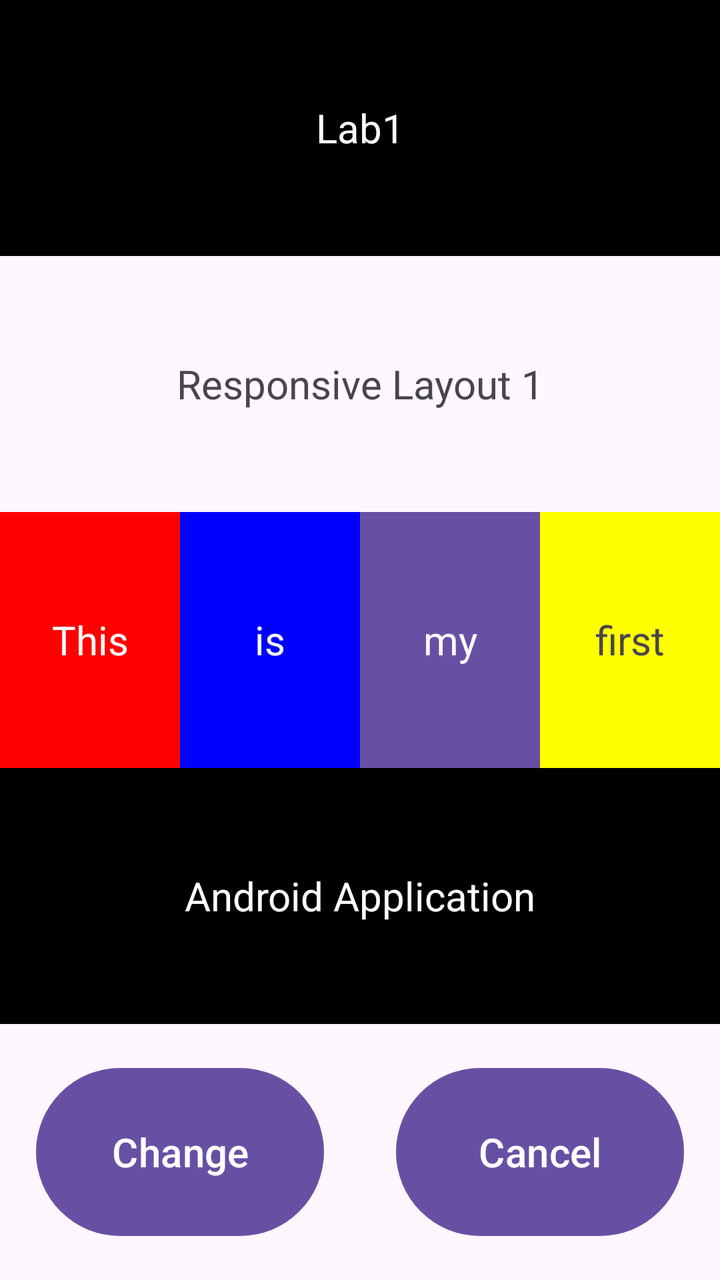
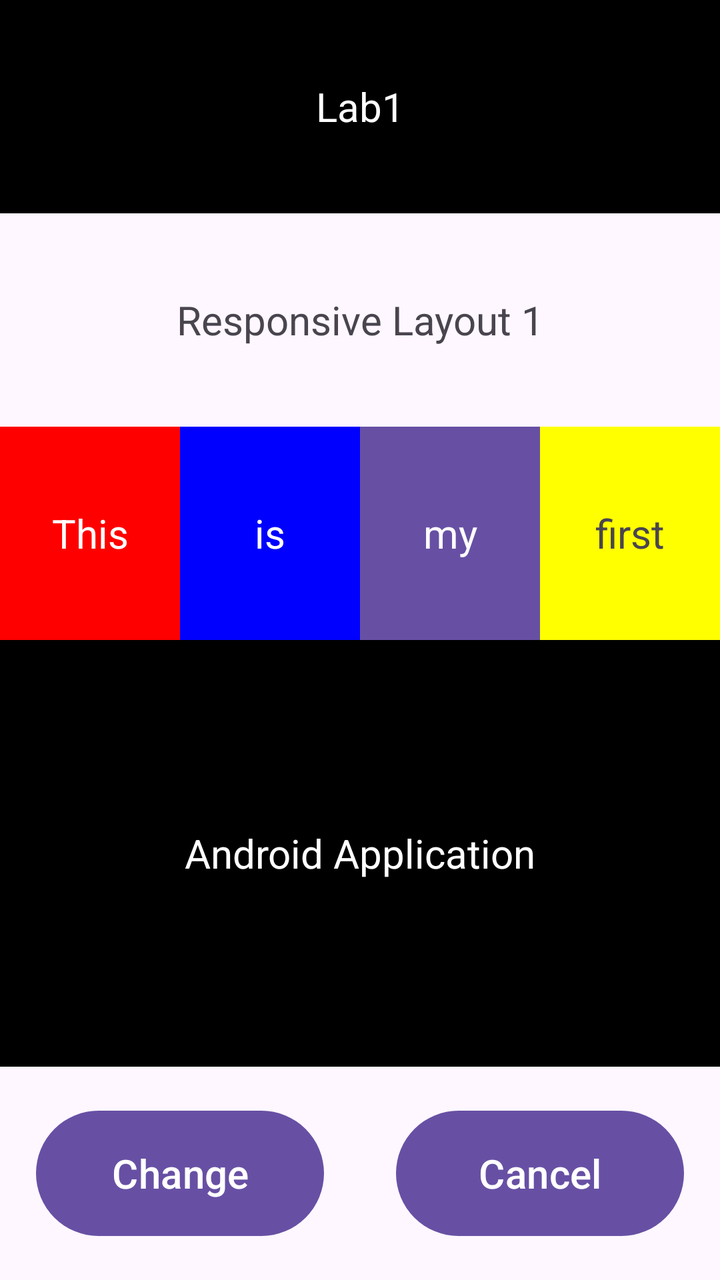

Compare the two renders of this Android layout. The source of the first and the diff that turns it into the second are given below.
<!-- AndroidManifest.xml: application theme Theme.Part2_ConstraintLayout -->
<!-- res/layout/activity_main.xml -->
<?xml version="1.0" encoding="utf-8"?>
<androidx.constraintlayout.widget.ConstraintLayout xmlns:android="http://schemas.android.com/apk/res/android"
    xmlns:app="http://schemas.android.com/apk/res-auto"
    xmlns:tools="http://schemas.android.com/tools"
    android:id="@+id/main"
    android:layout_width="match_parent"
    android:layout_height="match_parent"
    tools:context=".MainActivity">

    <TextView
        android:id="@+id/textLab1"
        android:layout_width="match_parent"
        android:layout_height="0dp"
        android:layout_weight="1"
        android:gravity="center"
        android:textColor="@color/white"
        android:background="@color/black"
        android:textSize="20sp"
        android:text="Lab1"
        app:layout_constraintTop_toTopOf="parent"
        app:layout_constraintStart_toStartOf="parent"
        app:layout_constraintEnd_toEndOf="parent"
        app:layout_constraintBottom_toTopOf="@+id/textResponsive"/>
    <TextView
        android:id="@+id/textResponsive"
        android:layout_width="match_parent"
        android:layout_height="0dp"
        android:layout_weight="1"
        android:gravity="center"
        android:textSize="20sp"
        android:text="Responsive Layout 1"
        app:layout_constraintTop_toBottomOf="@+id/textLab1"
        app:layout_constraintStart_toStartOf="parent"
        app:layout_constraintEnd_toEndOf="parent"
        app:layout_constraintBottom_toTopOf="@+id/layoutFirst" />
    <androidx.constraintlayout.widget.ConstraintLayout
        android:id="@+id/layoutFirst"
        android:layout_width="match_parent"
        android:layout_height="0dp"
        android:layout_weight="1"
        android:orientation="horizontal"
        app:layout_constraintTop_toBottomOf="@+id/textResponsive"
        app:layout_constraintStart_toStartOf="parent"
        app:layout_constraintEnd_toEndOf="parent"
        app:layout_constraintBottom_toTopOf="@+id/textApp">
        <TextView
            android:id="@+id/textThis"
            android:layout_width="0dp"
            android:layout_height="match_parent"
            android:layout_weight="1"
            android:background="@color/red"
            android:textColor="@color/white"
            android:textSize="20sp"
            android:gravity="center"
            android:text="This"
            app:layout_constraintTop_toTopOf="parent"
            app:layout_constraintStart_toStartOf="parent"
            app:layout_constraintEnd_toStartOf="@id/textIs"
            app:layout_constraintBottom_toBottomOf="parent"/>
        <TextView
            android:id="@+id/textIs"
            android:layout_width="0dp"
            android:layout_height="match_parent"
            android:layout_weight="1"
            android:background="@color/blue"
            android:textColor="@color/white"
            android:textSize="20sp"
            android:gravity="center"
            android:text="is"
            app:layout_constraintTop_toTopOf="parent"
            app:layout_constraintStart_toEndOf="@id/textThis"
            app:layout_constraintEnd_toStartOf="@id/textMy"
            app:layout_constraintBottom_toBottomOf="parent"/>
        <TextView
            android:id="@+id/textMy"
            android:layout_width="0dp"
            android:layout_height="match_parent"
            android:layout_weight="1"
            android:background="@color/purple"
            android:textColor="@color/white"
            android:textSize="20sp"
            android:gravity="center"
            android:text="my"
            app:layout_constraintTop_toTopOf="parent"
            app:layout_constraintStart_toEndOf="@id/textIs"
            app:layout_constraintEnd_toStartOf="@id/textFirst"
            app:layout_constraintBottom_toBottomOf="parent"/>
        <TextView
            android:id="@+id/textFirst"
            android:layout_width="0dp"
            android:layout_height="match_parent"
            android:layout_weight="1"
            android:background="@color/yellow"
            android:textSize="20sp"
            android:gravity="center"
            android:text="first"
            app:layout_constraintTop_toTopOf="parent"
            app:layout_constraintStart_toEndOf="@id/textMy"
            app:layout_constraintEnd_toEndOf="parent"
            app:layout_constraintBottom_toBottomOf="parent"/>
    </androidx.constraintlayout.widget.ConstraintLayout>
    <TextView
        android:id="@+id/textApp"
        android:layout_width="match_parent"
        android:layout_height="0dp"
        android:layout_weight="2"
        android:textColor="@color/white"
        android:background="@color/black"
        android:textSize="20sp"
        android:gravity="center"
        android:text="Android Application"
        app:layout_constraintTop_toBottomOf="@id/layoutFirst"
        app:layout_constraintStart_toStartOf="parent"
        app:layout_constraintEnd_toEndOf="parent"
        app:layout_constraintBottom_toTopOf="@id/layoutSecond"/>
    <androidx.constraintlayout.widget.ConstraintLayout
        android:layout_width="match_parent"
        android:layout_height="0dp"
        android:layout_weight="1"
        android:id="@+id/layoutSecond"
        app:layout_constraintTop_toBottomOf="@id/textApp"
        app:layout_constraintStart_toStartOf="parent"
        app:layout_constraintEnd_toEndOf="parent"
        app:layout_constraintBottom_toBottomOf="parent">
        <Button
            android:id="@+id/buttonChange"
            android:layout_width="0dp"
            android:layout_height="match_parent"
            android:layout_margin="18dp"
            android:textSize="20sp"
            android:layout_weight="1"
            android:text="Change"
            app:layout_constraintTop_toTopOf="parent"
            app:layout_constraintStart_toStartOf="parent"
            app:layout_constraintEnd_toStartOf="@id/buttonCancel"
            app:layout_constraintBottom_toBottomOf="parent">
        </Button>

        <Button
            android:id="@+id/buttonCancel"
            android:layout_width="0dp"
            android:layout_height="match_parent"
            android:layout_margin="18dp"
            android:textSize="20sp"
            android:layout_weight="1"
            android:text="Cancel"
            app:layout_constraintTop_toTopOf="parent"
            app:layout_constraintStart_toEndOf="@id/buttonChange"
            app:layout_constraintEnd_toEndOf="parent"
            app:layout_constraintBottom_toBottomOf="parent">
        </Button>
    </androidx.constraintlayout.widget.ConstraintLayout>

</androidx.constraintlayout.widget.ConstraintLayout>
<!-- resources referenced by this layout -->
<resources>
  <color name="black">#FF000000</color>
  <color name="blue">#0000FF</color>
  <color name="purple">#6750A4</color>
  <color name="red">#FF0000</color>
  <color name="white">#FFFFFFFF</color>
  <color name="yellow">#FFFF00</color>
  <style name="Theme.Part2_ConstraintLayout" parent="Base.Theme.Part2_ConstraintLayout" />
  <style name="Base.Theme.Part2_ConstraintLayout" parent="Theme.Material3.DayNight.NoActionBar">
          
          
      </style>
</resources>

<!-- the commit's change to res/layout/activity_main.xml (unified diff, before → after) -->
@@ -11,7 +11,7 @@
         android:id="@+id/textLab1"
         android:layout_width="match_parent"
         android:layout_height="0dp"
-        android:layout_weight="1"
+        app:layout_constraintVertical_weight="1"
         android:gravity="center"
         android:textColor="@color/white"
         android:background="@color/black"
@@ -25,7 +25,7 @@
         android:id="@+id/textResponsive"
         android:layout_width="match_parent"
         android:layout_height="0dp"
-        android:layout_weight="1"
+        app:layout_constraintVertical_weight="1"
         android:gravity="center"
         android:textSize="20sp"
         android:text="Responsive Layout 1"
@@ -37,7 +37,7 @@
         android:id="@+id/layoutFirst"
         android:layout_width="match_parent"
         android:layout_height="0dp"
-        android:layout_weight="1"
+        app:layout_constraintVertical_weight="1"
         android:orientation="horizontal"
         app:layout_constraintTop_toBottomOf="@+id/textResponsive"
         app:layout_constraintStart_toStartOf="parent"
@@ -47,7 +47,7 @@
             android:id="@+id/textThis"
             android:layout_width="0dp"
             android:layout_height="match_parent"
-            android:layout_weight="1"
+            app:layout_constraintHorizontal_weight="1"
             android:background="@color/red"
             android:textColor="@color/white"
             android:textSize="20sp"
@@ -61,7 +61,7 @@
             android:id="@+id/textIs"
             android:layout_width="0dp"
             android:layout_height="match_parent"
-            android:layout_weight="1"
+            app:layout_constraintHorizontal_weight="1"
             android:background="@color/blue"
             android:textColor="@color/white"
             android:textSize="20sp"
@@ -75,7 +75,7 @@
             android:id="@+id/textMy"
             android:layout_width="0dp"
             android:layout_height="match_parent"
-            android:layout_weight="1"
+            app:layout_constraintHorizontal_weight="1"
             android:background="@color/purple"
             android:textColor="@color/white"
             android:textSize="20sp"
@@ -89,7 +89,7 @@
             android:id="@+id/textFirst"
             android:layout_width="0dp"
             android:layout_height="match_parent"
-            android:layout_weight="1"
+            app:layout_constraintHorizontal_weight="1"
             android:background="@color/yellow"
             android:textSize="20sp"
             android:gravity="center"
@@ -103,7 +103,7 @@
         android:id="@+id/textApp"
         android:layout_width="match_parent"
         android:layout_height="0dp"
-        android:layout_weight="2"
+        app:layout_constraintVertical_weight="2"
         android:textColor="@color/white"
         android:background="@color/black"
         android:textSize="20sp"
@@ -116,7 +116,7 @@
     <androidx.constraintlayout.widget.ConstraintLayout
         android:layout_width="match_parent"
         android:layout_height="0dp"
-        android:layout_weight="1"
+        app:layout_constraintVertical_weight="1"
         android:id="@+id/layoutSecond"
         app:layout_constraintTop_toBottomOf="@id/textApp"
         app:layout_constraintStart_toStartOf="parent"
@@ -128,7 +128,7 @@
             android:layout_height="match_parent"
             android:layout_margin="18dp"
             android:textSize="20sp"
-            android:layout_weight="1"
+            app:layout_constraintHorizontal_weight="1"
             android:text="Change"
             app:layout_constraintTop_toTopOf="parent"
             app:layout_constraintStart_toStartOf="parent"
@@ -142,7 +142,7 @@
             android:layout_height="match_parent"
             android:layout_margin="18dp"
             android:textSize="20sp"
-            android:layout_weight="1"
+            app:layout_constraintHorizontal_weight="1"
             android:text="Cancel"
             app:layout_constraintTop_toTopOf="parent"
             app:layout_constraintStart_toEndOf="@id/buttonChange"
